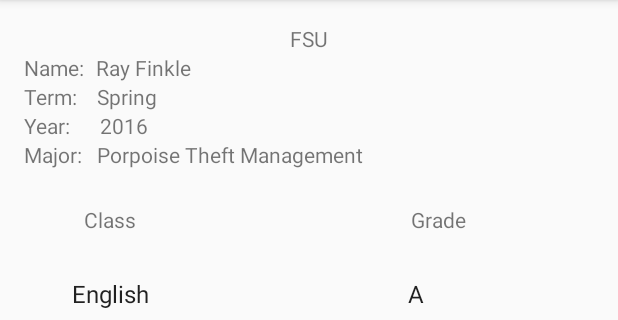
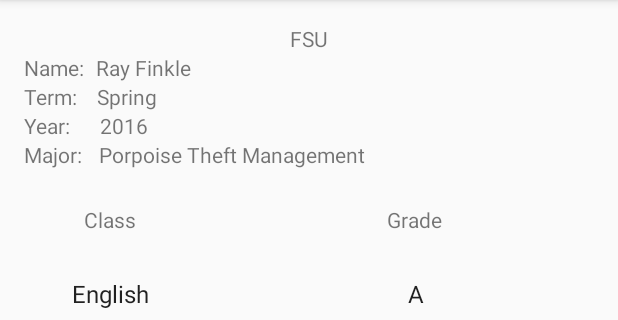
Before and after one commit to davej33/ReportCard, an Android app: the screen it shows after launch (ReportCard), on a phone screen of 412 x 824 dp, the part 84-404 px from its top. Run offline under Robolectric (Android 15) with nearby library versions, the phone set to English and light mode, and no system bars.

Commit message:
small visual edits

```diff
--- a/app/src/main/res/layout/view_report.xml
+++ b/app/src/main/res/layout/view_report.xml
@@ -78,16 +78,14 @@
             android:id="@+id/major"
             android:layout_width="wrap_content"
             android:layout_height="wrap_content"
-            android:paddingLeft="10dp"
-            tools:text="Software Engineering" />
+            android:paddingLeft="11dp" />
     </LinearLayout>
 
 
     <LinearLayout
         android:layout_width="match_parent"
         android:layout_height="wrap_content"
-        android:paddingTop="24dp"
-        >
+        android:paddingTop="24dp">
 
         <TextView
             android:layout_width="0dp"
@@ -100,25 +98,22 @@
             android:layout_width="0dp"
             android:layout_height="wrap_content"
             android:layout_weight="1"
-            android:gravity="center_horizontal"
-            android:text="Grade"
-            android:paddingRight="18dp"
-            />
+            android:paddingLeft="52dp"
+            android:text="Grade" />
     </LinearLayout>
 
     <RelativeLayout
         android:layout_width="match_parent"
-        android:layout_height="match_parent"
-        >
+        android:layout_height="match_parent">
 
         <GridView xmlns:android="http://schemas.android.com/apk/res/android"
             xmlns:tools="http://schemas.android.com/tools"
             android:id="@+id/view_report"
             android:layout_width="match_parent"
             android:layout_height="match_parent"
-            android:numColumns="2"
             android:gravity="center"
             android:horizontalSpacing="100dp"
+            android:numColumns="2"
             android:paddingBottom="@dimen/activity_vertical_margin"
             android:paddingLeft="@dimen/activity_horizontal_margin"
             android:paddingRight="@dimen/activity_horizontal_margin"
```
